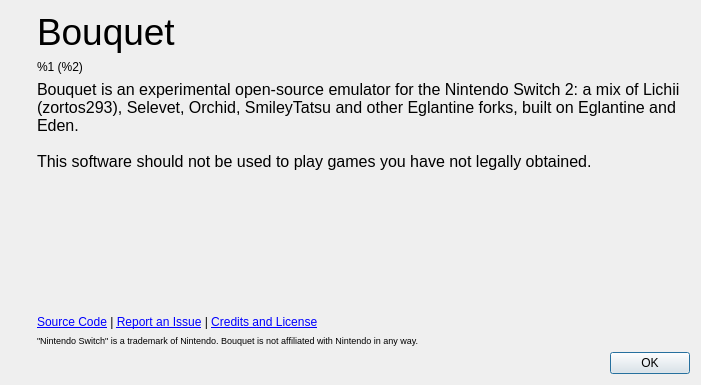
Qt form src/yuzu/aboutdialog.ui (justr4mzi/bouquet) before a commit.
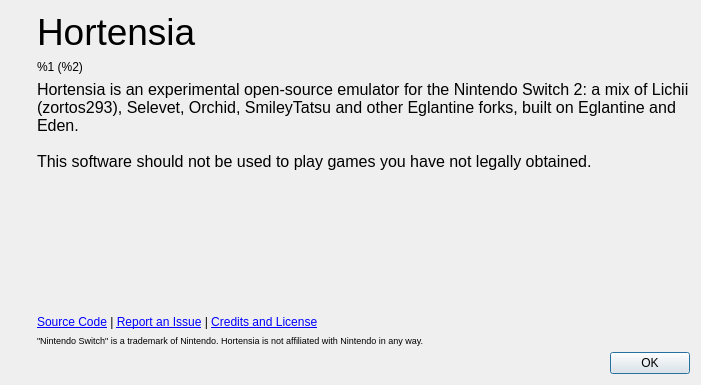
The same form after that commit. Icons and pictures are not drawn.

Commit message:
Rename Bouquet to Hortensia: name, data folder, log file, icons from the hydrangea logo, deep violet theme
Imports at the first start now also offer Bouquet and Eglantine's new folder.

Diff of the .ui file:
```diff
--- a/src/yuzu/aboutdialog.ui
+++ b/src/yuzu/aboutdialog.ui
@@ -69,7 +69,7 @@
           </sizepolicy>
          </property>
          <property name="text">
-          <string>&lt;html&gt;&lt;head/&gt;&lt;body&gt;&lt;p&gt;&lt;span style=&quot; font-size:28pt;&quot;&gt;Bouquet&lt;/span&gt;&lt;/p&gt;&lt;/body&gt;&lt;/html&gt;</string>
+          <string>&lt;html&gt;&lt;head/&gt;&lt;body&gt;&lt;p&gt;&lt;span style=&quot; font-size:28pt;&quot;&gt;Hortensia&lt;/span&gt;&lt;/p&gt;&lt;/body&gt;&lt;/html&gt;</string>
          </property>
         </widget>
        </item>
@@ -102,7 +102,7 @@
 li.unchecked::marker { content: &quot;\2610&quot;; }
 li.checked::marker { content: &quot;\2612&quot;; }
 &lt;/style&gt;&lt;/head&gt;&lt;body style=&quot; font-family:'Noto Sans'; font-size:9pt; font-weight:400; font-style:normal;&quot;&gt;
-&lt;p style=&quot; margin-top:0px; margin-bottom:0px; margin-left:0px; margin-right:0px; -qt-block-indent:0; text-indent:0px;&quot;&gt;&lt;span style=&quot; font-family:'MS Shell Dlg 2'; font-size:12pt;&quot;&gt;Bouquet is an experimental open-source emulator for the Nintendo Switch 2: a mix of Lichii (zortos293), Selevet, Orchid, SmileyTatsu and other Eglantine forks, built on Eglantine and Eden. &lt;br /&gt;&lt;br /&gt;This software should not be used to play games you have not legally obtained.&lt;/span&gt;&lt;/p&gt;&lt;/body&gt;&lt;/html&gt;</string>
+&lt;p style=&quot; margin-top:0px; margin-bottom:0px; margin-left:0px; margin-right:0px; -qt-block-indent:0; text-indent:0px;&quot;&gt;&lt;span style=&quot; font-family:'MS Shell Dlg 2'; font-size:12pt;&quot;&gt;Hortensia is an experimental open-source emulator for the Nintendo Switch 2: a mix of Lichii (zortos293), Selevet, Orchid, SmileyTatsu and other Eglantine forks, built on Eglantine and Eden. &lt;br /&gt;&lt;br /&gt;This software should not be used to play games you have not legally obtained.&lt;/span&gt;&lt;/p&gt;&lt;/body&gt;&lt;/html&gt;</string>
          </property>
          <property name="alignment">
           <set>Qt::AlignmentFlag::AlignLeading|Qt::AlignmentFlag::AlignLeft|Qt::AlignmentFlag::AlignVCenter</set>
@@ -144,7 +144,7 @@
           </sizepolicy>
          </property>
          <property name="text">
-          <string>&lt;html&gt;&lt;head/&gt;&lt;body&gt;&lt;p&gt;&lt;span style=&quot; font-size:7pt;&quot;&gt;&amp;quot;Nintendo Switch&amp;quot; is a trademark of Nintendo. Bouquet is not affiliated with Nintendo in any way.&lt;/span&gt;&lt;/p&gt;&lt;/body&gt;&lt;/html&gt;</string>
+          <string>&lt;html&gt;&lt;head/&gt;&lt;body&gt;&lt;p&gt;&lt;span style=&quot; font-size:7pt;&quot;&gt;&amp;quot;Nintendo Switch&amp;quot; is a trademark of Nintendo. Hortensia is not affiliated with Nintendo in any way.&lt;/span&gt;&lt;/p&gt;&lt;/body&gt;&lt;/html&gt;</string>
          </property>
         </widget>
        </item>
```
Left out of the diff: 4 changed lines with no effect on the pictures. The commit also changes 62 other files.
